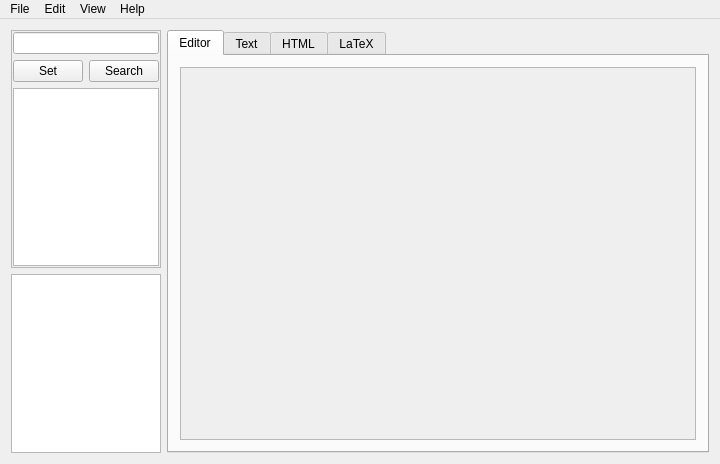
Before: the Qt Designer form mainwindow.ui in mdamien/NotesManager, drawn with Qt 5.
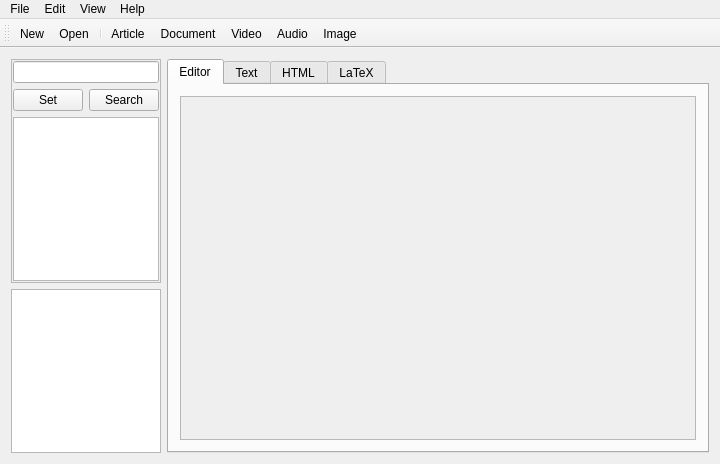
After: the same form once the commit is applied.

Commit message: Noteslist updated automagically articleWidget bug fixed (use QPlaintextEdit)

```diff
--- a/mainwindow.ui
+++ b/mainwindow.ui
@@ -124,7 +124,7 @@
              <x>0</x>
              <y>0</y>
              <width>522</width>
-             <height>368</height>
+             <height>341</height>
             </rect>
            </property>
            <layout class="QVBoxLayout" name="verticalLayout"/>
@@ -237,6 +237,25 @@
    <addaction name="menuView"/>
    <addaction name="menuHelp"/>
   </widget>
+  <widget class="QToolBar" name="toolBar">
+   <property name="windowTitle">
+    <string>toolBar</string>
+   </property>
+   <attribute name="toolBarArea">
+    <enum>TopToolBarArea</enum>
+   </attribute>
+   <attribute name="toolBarBreak">
+    <bool>false</bool>
+   </attribute>
+   <addaction name="actionNew"/>
+   <addaction name="actionOpen"/>
+   <addaction name="separator"/>
+   <addaction name="actionArticle"/>
+   <addaction name="actionDocument"/>
+   <addaction name="actionVideo"/>
+   <addaction name="actionAudio"/>
+   <addaction name="actionImage"/>
+  </widget>
   <action name="actionNew">
    <property name="text">
     <string>New</string>
```
The commit also changes 4 other files.
